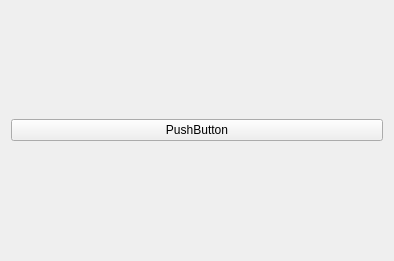
Old version of the form src/Logger/ui_files/GstLogger.ui in the repository loganek/gst-creator.
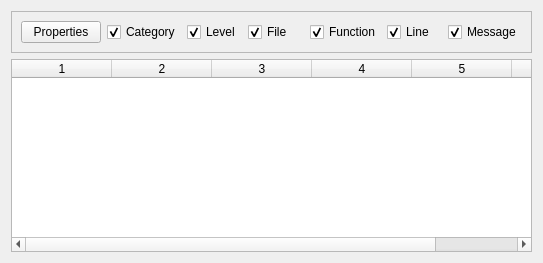
New version of the form.

Commit message: logger implemented

```diff
--- a/src/Logger/ui_files/GstLogger.ui
+++ b/src/Logger/ui_files/GstLogger.ui
@@ -6,8 +6,8 @@
    <rect>
     <x>0</x>
     <y>0</y>
-    <width>394</width>
-    <height>261</height>
+    <width>543</width>
+    <height>263</height>
    </rect>
   </property>
   <property name="windowTitle">
@@ -15,10 +15,98 @@
   </property>
   <layout class="QVBoxLayout" name="verticalLayout">
    <item>
-    <widget class="QPushButton" name="propertiesPushButton">
-     <property name="text">
-      <string>PushButton</string>
+    <widget class="QFrame" name="frame">
+     <property name="frameShape">
+      <enum>QFrame::StyledPanel</enum>
      </property>
+     <property name="frameShadow">
+      <enum>QFrame::Raised</enum>
+     </property>
+     <layout class="QHBoxLayout" name="horizontalLayout">
+      <item>
+       <widget class="QPushButton" name="propertiesPushButton">
+        <property name="text">
+         <string>Properties</string>
+        </property>
+       </widget>
+      </item>
+      <item>
+       <widget class="QCheckBox" name="categoryCheckBox">
+        <property name="text">
+         <string>Category</string>
+        </property>
+        <property name="checked">
+         <bool>true</bool>
+        </property>
+       </widget>
+      </item>
+      <item>
+       <widget class="QCheckBox" name="levelCheckBox">
+        <property name="text">
+         <string>Level</string>
+        </property>
+        <property name="checked">
+         <bool>true</bool>
+        </property>
+       </widget>
+      </item>
+      <item>
+       <widget class="QCheckBox" name="fileCheckBox">
+        <property name="text">
+         <string>File</string>
+        </property>
+        <property name="checked">
+         <bool>true</bool>
+        </property>
+       </widget>
+      </item>
+      <item>
+       <widget class="QCheckBox" name="functionCheckBox">
+        <property name="text">
+         <string>Function</string>
+        </property>
+        <property name="checked">
+         <bool>true</bool>
+        </property>
+       </widget>
+      </item>
+      <item>
+       <widget class="QCheckBox" name="lineCheckBox">
+        <property name="text">
+         <string>Line</string>
+        </property>
+        <property name="checked">
+         <bool>true</bool>
+        </property>
+       </widget>
+      </item>
+      <item>
+       <widget class="QCheckBox" name="messageCheckBox">
+        <property name="text">
+         <string>Message</string>
+        </property>
+        <property name="checked">
+         <bool>true</bool>
+        </property>
+       </widget>
+      </item>
+     </layout>
+    </widget>
+   </item>
+   <item>
+    <widget class="QTableWidget" name="logsTableWidget">
+     <property name="columnCount">
+      <number>6</number>
+     </property>
+     <attribute name="horizontalHeaderStretchLastSection">
+      <bool>true</bool>
+     </attribute>
+     <column/>
+     <column/>
+     <column/>
+     <column/>
+     <column/>
+     <column/>
     </widget>
    </item>
   </layout>
```
The commit also changes 4 other files.
